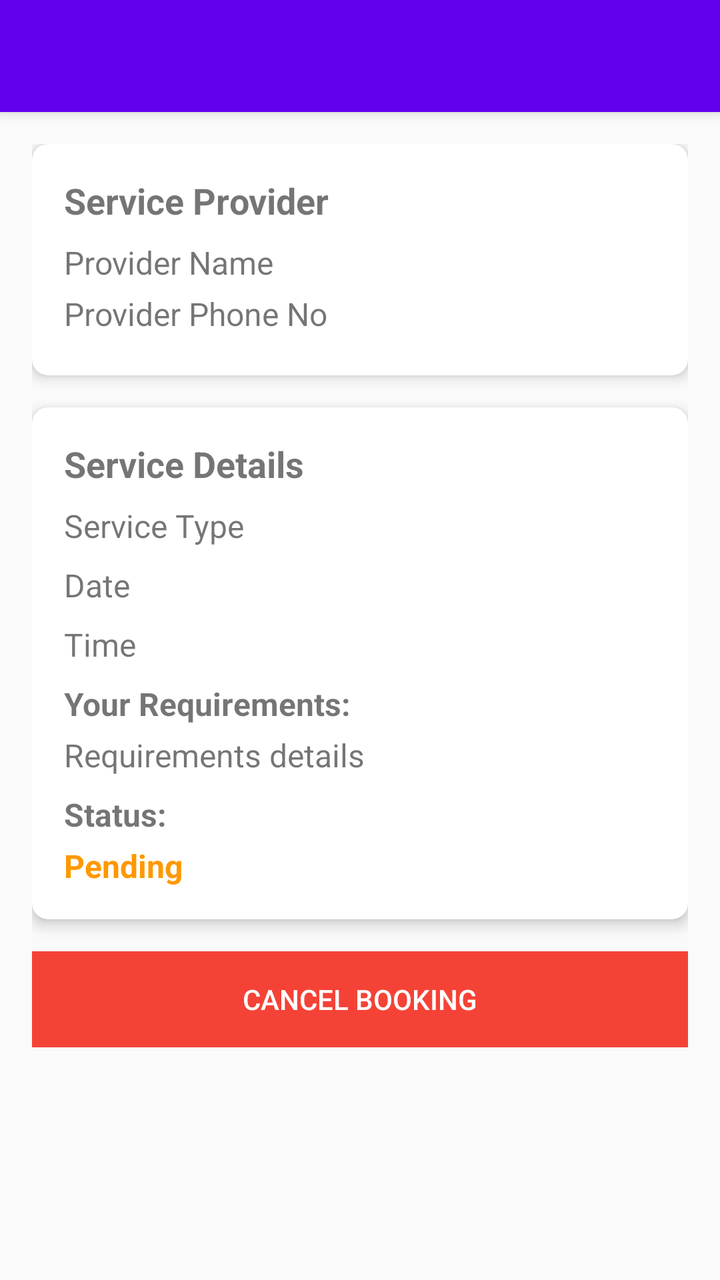
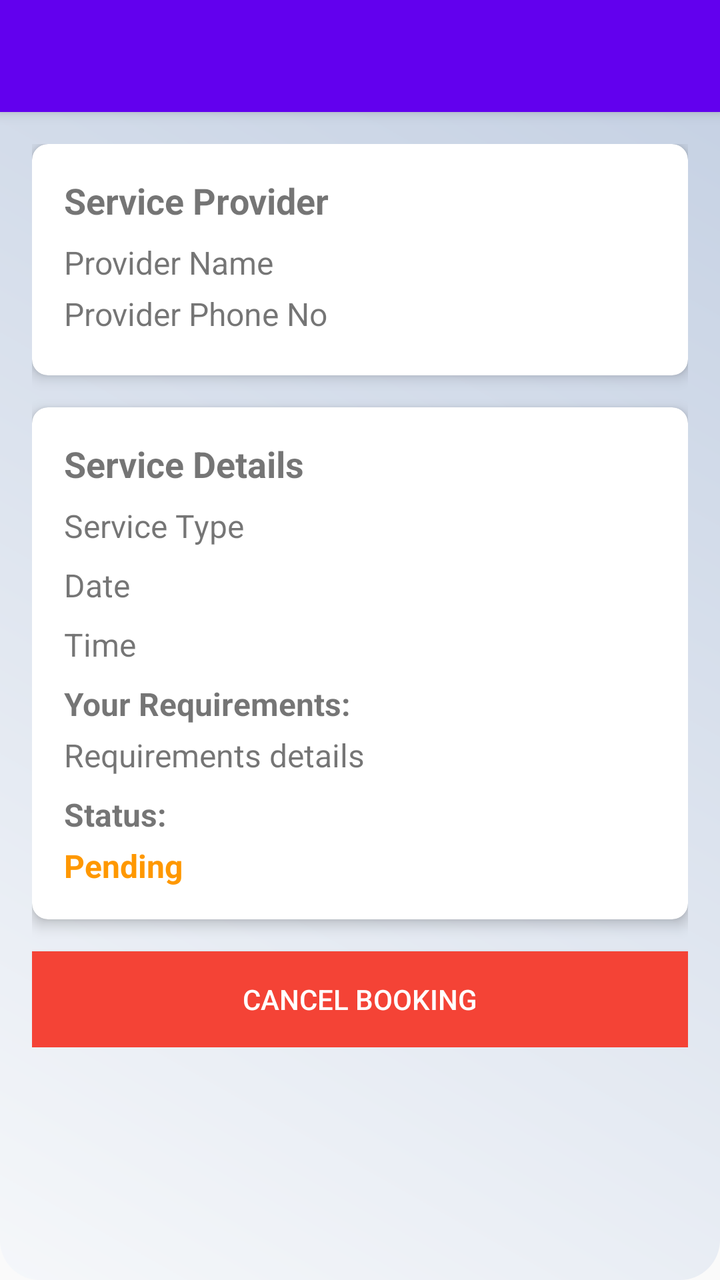

Screens rendered from an Android XML layout before and after an edit, with the pre-edit source and the edit as a unified diff.
<!-- AndroidManifest.xml: application theme AppTheme -->
<!-- res/layout/activity_customer_booking_details.xml -->
<?xml version="1.0" encoding="utf-8"?>
<androidx.coordinatorlayout.widget.CoordinatorLayout xmlns:android="http://schemas.android.com/apk/res/android"
    xmlns:app="http://schemas.android.com/apk/res-auto"
    xmlns:tools="http://schemas.android.com/tools"
    android:layout_width="match_parent"
    android:layout_height="match_parent"
    tools:context=".booking.CustomerBookingDetailsActivity">

    <com.google.android.material.appbar.AppBarLayout
        android:layout_width="match_parent"
        android:layout_height="wrap_content"
        android:theme="@style/AppTheme.AppBarOverlay">

        <androidx.appcompat.widget.Toolbar
            android:id="@+id/toolbar"
            android:layout_width="match_parent"
            android:layout_height="?attr/actionBarSize"
            android:background="?attr/colorPrimary"
            app:popupTheme="@style/AppTheme.PopupOverlay" />

    </com.google.android.material.appbar.AppBarLayout>

    <androidx.core.widget.NestedScrollView
        android:layout_width="match_parent"
        android:layout_height="match_parent"
        app:layout_behavior="@string/appbar_scrolling_view_behavior">

        <LinearLayout
            android:layout_width="match_parent"
            android:layout_height="wrap_content"
            android:orientation="vertical"
            android:padding="16dp">

            <androidx.cardview.widget.CardView
                android:layout_width="match_parent"
                android:layout_height="wrap_content"
                android:layout_marginBottom="16dp"
                app:cardCornerRadius="8dp"
                app:cardElevation="4dp">

                <LinearLayout
                    android:layout_width="match_parent"
                    android:layout_height="wrap_content"
                    android:orientation="vertical"
                    android:padding="16dp">

                    <TextView
                        android:layout_width="match_parent"
                        android:layout_height="wrap_content"
                        android:text="Service Provider"
                        android:textSize="18sp"
                        android:textStyle="bold"
                        android:layout_marginBottom="8dp"/>

                    <TextView
                        android:id="@+id/tvProviderName"
                        android:layout_width="match_parent"
                        android:layout_height="wrap_content"

                        android:text="Provider Name"
                        android:textSize="16sp"
                        android:layout_marginBottom="4dp"/>

                    <TextView
                        android:id="@+id/tvProviderPhone"
                        android:layout_width="match_parent"
                        android:layout_height="wrap_content"
                        android:text="Provider Phone No"
                        android:textSize="16sp"
                        android:layout_marginBottom="4dp"/>

                </LinearLayout>
            </androidx.cardview.widget.CardView>

            <androidx.cardview.widget.CardView
                android:layout_width="match_parent"
                android:layout_height="wrap_content"
                android:layout_marginBottom="16dp"
                app:cardCornerRadius="8dp"
                app:cardElevation="4dp">

                <LinearLayout
                    android:layout_width="match_parent"
                    android:layout_height="wrap_content"
                    android:orientation="vertical"
                    android:padding="16dp">

                    <TextView
                        android:layout_width="match_parent"
                        android:layout_height="wrap_content"
                        android:text="Service Details"
                        android:textSize="18sp"
                        android:textStyle="bold"
                        android:layout_marginBottom="8dp"/>

                    <TextView
                        android:id="@+id/tvServiceType"
                        android:layout_width="match_parent"
                        android:layout_height="wrap_content"
                        android:text="Service Type"
                        android:textSize="16sp"
                        android:layout_marginBottom="8dp"/>

                    <TextView
                        android:id="@+id/tvDate"
                        android:layout_width="match_parent"
                        android:layout_height="wrap_content"
                        android:text="Date"
                        android:textSize="16sp"
                        android:layout_marginBottom="8dp"/>

                    <TextView
                        android:id="@+id/tvTime"
                        android:layout_width="match_parent"
                        android:layout_height="wrap_content"
                        android:text="Time"
                        android:textSize="16sp"
                        android:layout_marginBottom="8dp"/>

                    <TextView
                        android:layout_width="match_parent"
                        android:layout_height="wrap_content"
                        android:text="Your Requirements:"
                        android:textSize="16sp"
                        android:textStyle="bold"
                        android:layout_marginBottom="4dp"/>

                    <TextView
                        android:id="@+id/tvRequirements"
                        android:layout_width="match_parent"
                        android:layout_height="wrap_content"
                        android:text="Requirements details"
                        android:textSize="16sp"
                        android:layout_marginBottom="8dp"/>

                    <TextView
                        android:layout_width="match_parent"
                        android:layout_height="wrap_content"
                        android:text="Status:"
                        android:textSize="16sp"
                        android:textStyle="bold"
                        android:layout_marginBottom="4dp"/>

                    <TextView
                        android:id="@+id/tvStatus"
                        android:layout_width="match_parent"
                        android:layout_height="wrap_content"
                        android:text="Pending"
                        android:textSize="16sp"
                        android:textStyle="bold"
                        android:textColor="@color/pending_color"/>

                </LinearLayout>
            </androidx.cardview.widget.CardView>

            <Button
                android:id="@+id/btnCancel"
                android:layout_width="match_parent"
                android:layout_height="wrap_content"
                android:text="Cancel Booking"
                android:textColor="@android:color/white"
                android:background="@color/cancelled_color"/>

        </LinearLayout>

    </androidx.core.widget.NestedScrollView>

</androidx.coordinatorlayout.widget.CoordinatorLayout>
<!-- resources referenced by this layout -->
<resources>
  <color name="cancelled_color">#F44336</color>
  <color name="pending_color">#FF9800</color>
  <style name="AppTheme.AppBarOverlay" parent="ThemeOverlay.AppCompat.Dark.ActionBar" />
  <style name="AppTheme.PopupOverlay" parent="ThemeOverlay.AppCompat.Light" />
  <style name="AppTheme" parent="Theme.AppCompat.Light.NoActionBar">
          <item name="colorPrimary">@color/colorPrimary</item>
          <item name="colorPrimaryDark">@color/colorPrimaryDark</item>
          <item name="colorAccent">@color/colorAccent</item>
          
  
          <item name="colorSecondary">@color/teal_200</item>
          <item name="colorSecondaryVariant">@color/teal_700</item>
          <item name="colorOnSecondary">@color/black</item>
          
          <item name="android:statusBarColor">?attr/colorPrimaryVariant</item>
      </style>
  <color name="colorPrimary">#6200EE</color>
  <color name="colorPrimaryDark">#3700B3</color>
  <color name="colorAccent">#03DAC5</color>
  <color name="teal_200">#FF03DAC5</color>
  <color name="teal_700">#FF018786</color>
  <color name="black">#FF000000</color>
</resources>

<!-- the commit's change to res/layout/activity_customer_booking_details.xml (unified diff, before → after) -->
@@ -4,6 +4,7 @@
     xmlns:tools="http://schemas.android.com/tools"
     android:layout_width="match_parent"
     android:layout_height="match_parent"
+    android:background="@drawable/card_background"
     tools:context=".booking.CustomerBookingDetailsActivity">
 
     <com.google.android.material.appbar.AppBarLayout
<!-- resource entries referenced after the edit -->
@@ -2,6 +2,15 @@
 <resources>
   <color name="cancelled_color">#F44336</color>
   <color name="pending_color">#FF9800</color>
+  <!-- drawable card_background (drawable) -->
+  <?xml version="1.0" encoding="utf-8"?>
+  <shape xmlns:android="http://schemas.android.com/apk/res/android">
+      <gradient
+          android:angle="45"
+          android:startColor="#F5F7FA"
+          android:endColor="#C3CFE2"/>
+      <corners android:radius="20dp"/>
+  </shape>
   <style name="AppTheme.AppBarOverlay" parent="ThemeOverlay.AppCompat.Dark.ActionBar" />
   <style name="AppTheme.PopupOverlay" parent="ThemeOverlay.AppCompat.Light" />
   <style name="AppTheme" parent="Theme.AppCompat.Light.NoActionBar">
